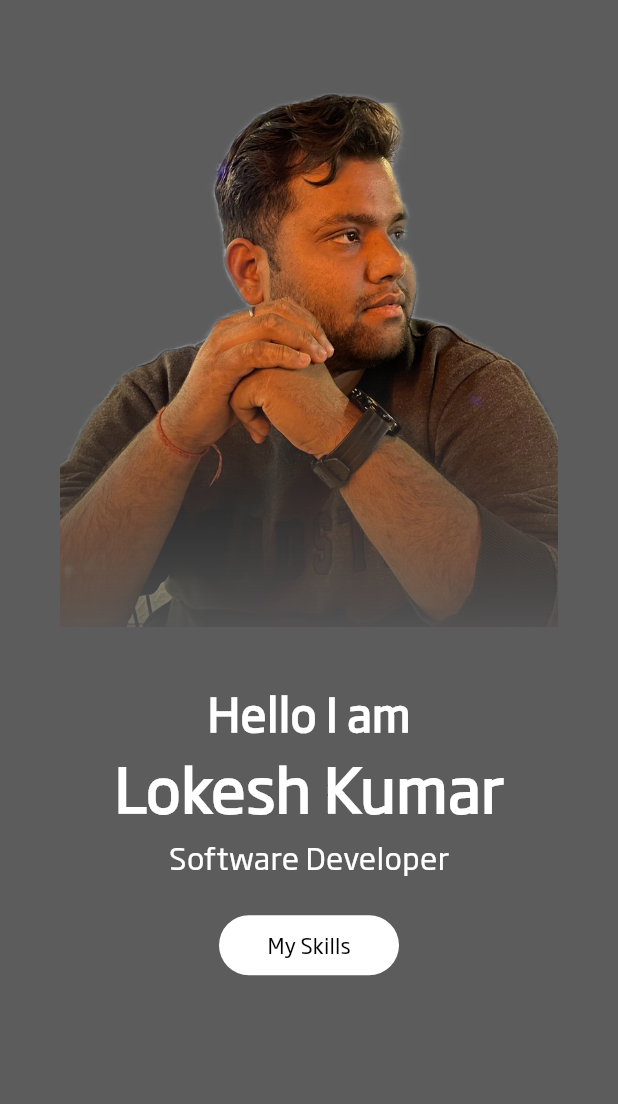
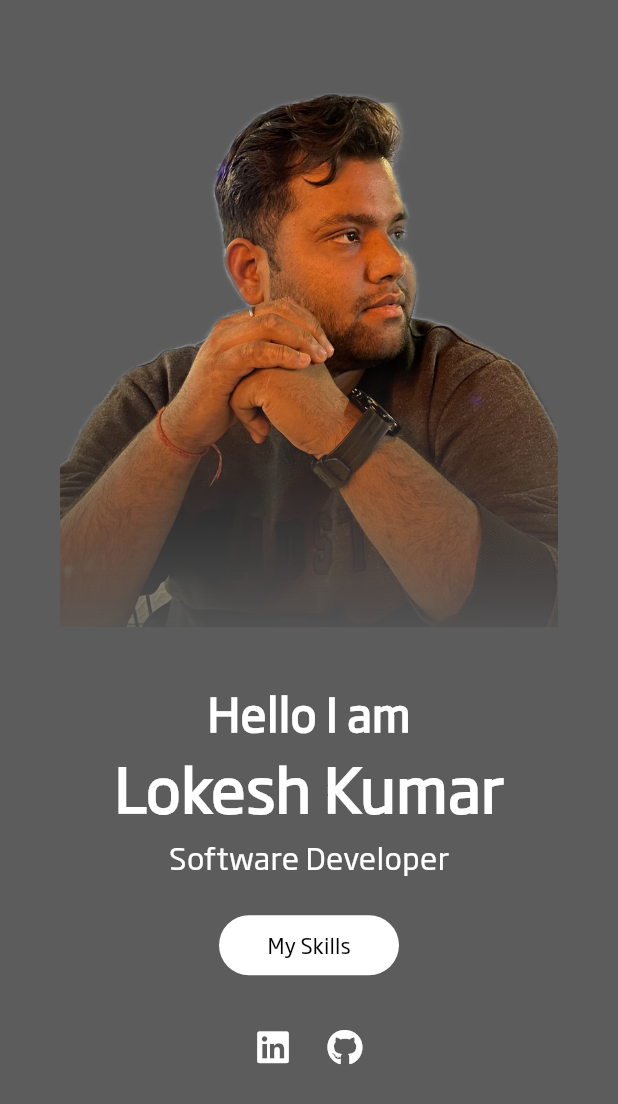
Before and after one commit to Lokesh002cse/portfolioapp, a Flutter app: the screen it shows after launch, on a phone screen of 412 x 824 dp. Shown: the top 1104 px of the screen. Run offline on Flutter 3.47's test engine with Material 3 defaults, Android fonts, the phone set to English and light mode, and no system bars; our stand-ins replace font_awesome_flutter, sliding_sheet.

Commit message:
in profile

```diff
--- a/portfolio_app/lib/about.dart
+++ b/portfolio_app/lib/about.dart
@@ -133,6 +133,20 @@ class _AboutState extends State<About> {
                     mainAxisAlignment: MainAxisAlignment.center,
                     children: [
 
+                      IconButton(
+  onPressed: () {
+    launchUrl(Uri.parse('https://www.linkedin.com/in/lokeshkmr2511/'));
+  },
+  icon: FaIcon(FontAwesomeIcons.linkedin, color: Colors.white),
+),
+
+
+                      IconButton(
+  onPressed: () {
+    launchUrl(Uri.parse('https://github.com/Lokesh002cse'));
+  },
+  icon: FaIcon(FontAwesomeIcons.github, color: Colors.white),
+),
 
                     ],
 
```
